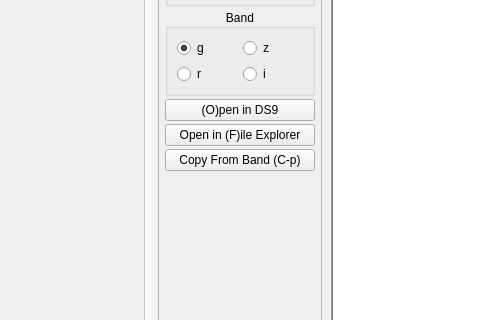
Old version of the form GUI/fit_gui.ui in the repository rpsmith4/photometric-decomp-analysis; both pictures show x 558 to 1038 and y 143 to 463 of the 1250 by 864 pixel window.
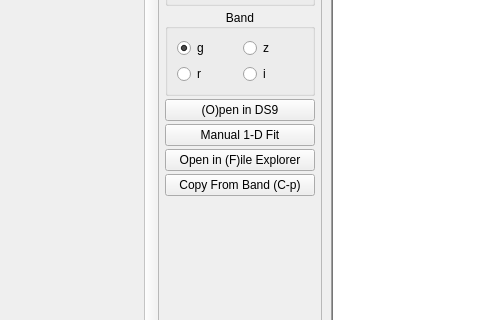
New version of the form.

Commit message: Can now access the 1D fitting through the regular GUI

```diff
--- a/GUI/fit_gui.ui
+++ b/GUI/fit_gui.ui
@@ -151,6 +151,13 @@
        </property>
       </widget>
      </item>
+     <item>
+      <widget class="QPushButton" name="onedfitbutton">
+       <property name="text">
+        <string>Manual 1-D Fit</string>
+       </property>
+      </widget>
+     </item>
      <item>
       <widget class="QPushButton" name="fileexplorerbutton">
        <property name="maximumSize">
```
Left out of the diff: 8 changed lines with no effect on the pictures. The commit also changes 1 other file.
